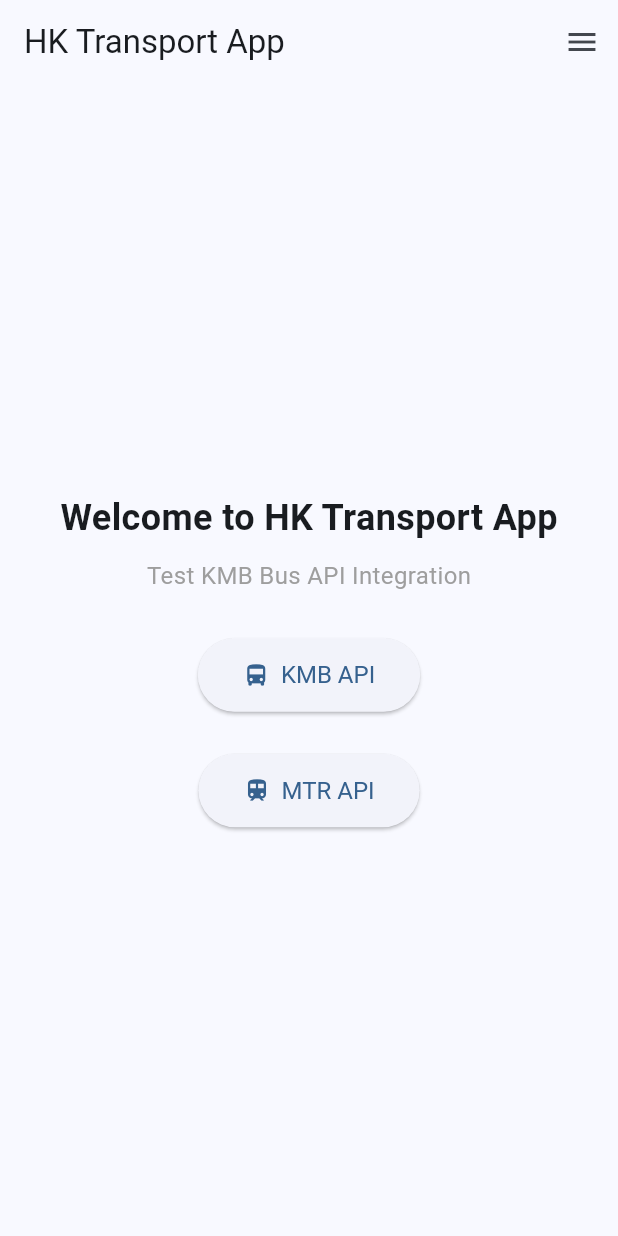
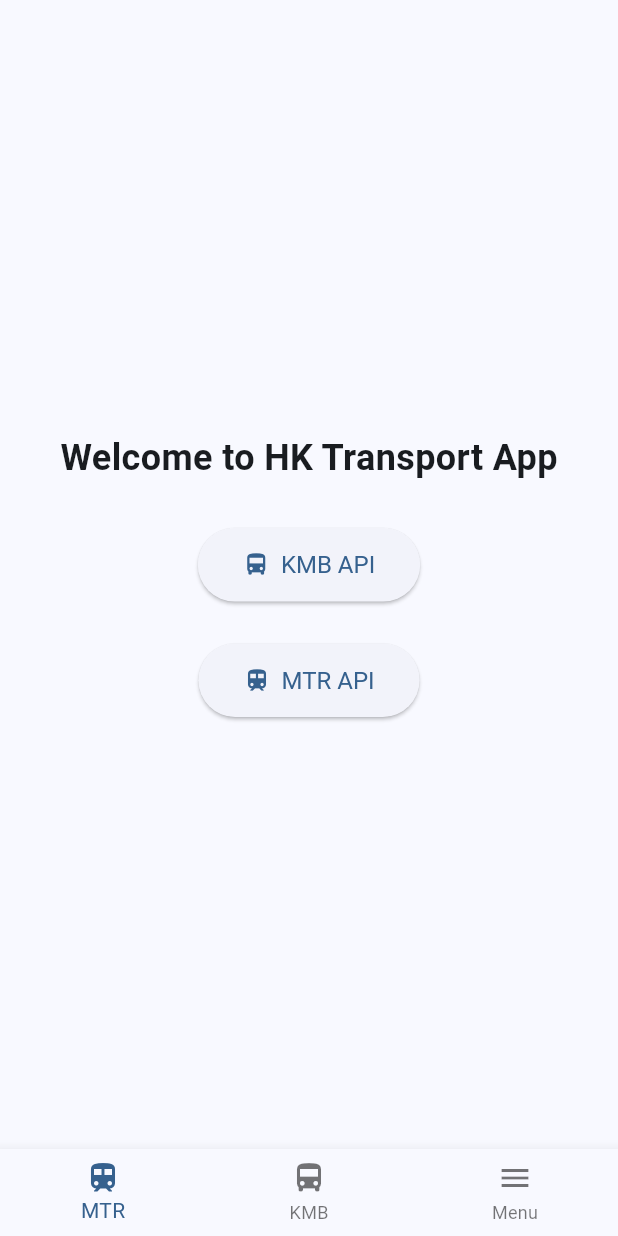
Before and after one commit to rabb17chi/hk_transport_app, a Flutter app: the screen it shows after launch, on a phone screen of 412 x 824 dp. Run offline on Flutter 3.47's test engine with Material 3 defaults, Android fonts, the phone set to English and light mode, and no system bars; our stand-ins replace shared_preferences; network calls fail.

Commit message:
UI UX 02

```diff
--- /dev/null
+++ b/lib/components/bottom_nav_bar.dart
@@ -0,0 +1,31 @@
+import 'package:flutter/material.dart';
+
+class AppBottomNavBar extends StatelessWidget {
+  final int currentIndex;
+  final ValueChanged<int> onTap;
+
+  const AppBottomNavBar(
+      {super.key, required this.currentIndex, required this.onTap});
+
+  @override
+  Widget build(BuildContext context) {
+    return BottomNavigationBar(
+      items: const [
+        BottomNavigationBarItem(
+          icon: Icon(Icons.train),
+          label: 'MTR',
+        ),
+        BottomNavigationBarItem(
+          icon: Icon(Icons.directions_bus),
+          label: 'KMB',
+        ),
+        BottomNavigationBarItem(
+          icon: Icon(Icons.menu),
+          label: 'Menu',
+        ),
+      ],
+      currentIndex: currentIndex,
+      onTap: onTap,
+    );
+  }
+}
--- a/lib/main.dart
+++ b/lib/main.dart
@@ -1,6 +1,7 @@
 import 'package:flutter/material.dart';
 import 'components/kmb/kmb_test_screen_refactored.dart';
 import 'components/menu.dart';
+import 'components/bottom_nav_bar.dart';
 
 void main() {
   runApp(const MyApp());
@@ -22,38 +23,24 @@
   }
 }
 
-class MyHomePage extends StatelessWidget {
+class MyHomePage extends StatefulWidget {
   const MyHomePage({super.key});
 
   @override
-  Widget build(BuildContext context) {
-    return Scaffold(
-      appBar: AppBar(
-        title: const Text('HK Transport App'),
-        actions: [
-          IconButton(
-            icon: const Icon(Icons.menu),
-            onPressed: () {
-              Navigator.push(
-                context,
-                MaterialPageRoute(builder: (context) => const MenuScreen()),
-              );
-            },
-          )
-        ],
-      ),
-      body: Center(
+  State<MyHomePage> createState() => _MyHomePageState();
+}
+
+class _MyHomePageState extends State<MyHomePage> {
+  int _currentIndex = 0;
+
+  Widget _buildHomeContent(BuildContext context) {
+    return Center(
       child: Column(
         mainAxisAlignment: MainAxisAlignment.center,
         children: [
           const Text(
             'Welcome to HK Transport App',
             style: TextStyle(fontSize: 24, fontWeight: FontWeight.bold),
-            ),
-            const SizedBox(height: 10),
-            const Text(
-              'Test KMB Bus API Integration',
-              style: TextStyle(fontSize: 16, color: Colors.grey),
           ),
           const SizedBox(height: 30),
           ElevatedButton.icon(
@@ -68,8 +55,7 @@
             icon: const Icon(Icons.directions_bus),
             label: const Text('KMB API'),
             style: ElevatedButton.styleFrom(
-                padding:
-                    const EdgeInsets.symmetric(horizontal: 30, vertical: 15),
+              padding: const EdgeInsets.symmetric(horizontal: 30, vertical: 15),
               textStyle: const TextStyle(fontSize: 16),
             ),
           ),
@@ -79,13 +65,35 @@
             icon: const Icon(Icons.train),
             label: const Text('MTR API'),
             style: ElevatedButton.styleFrom(
-                padding:
-                    const EdgeInsets.symmetric(horizontal: 30, vertical: 15),
+              padding: const EdgeInsets.symmetric(horizontal: 30, vertical: 15),
               textStyle: const TextStyle(fontSize: 16),
             ),
           ),
         ],
       ),
+    );
+  }
+
+  @override
+  Widget build(BuildContext context) {
+    final List<Widget> pages = <Widget>[
+      _buildHomeContent(context),
+      const KMBTestScreenRefactored(),
+      const MenuScreen(),
+    ];
+
+    return Scaffold(
+      body: IndexedStack(
+        index: _currentIndex,
+        children: pages,
+      ),
+      bottomNavigationBar: AppBottomNavBar(
+        currentIndex: _currentIndex,
+        onTap: (int index) {
+          setState(() {
+            _currentIndex = index;
+          });
+        },
       ),
     );
   }
```
Lines whose indentation alone changed are shown as unchanged.
